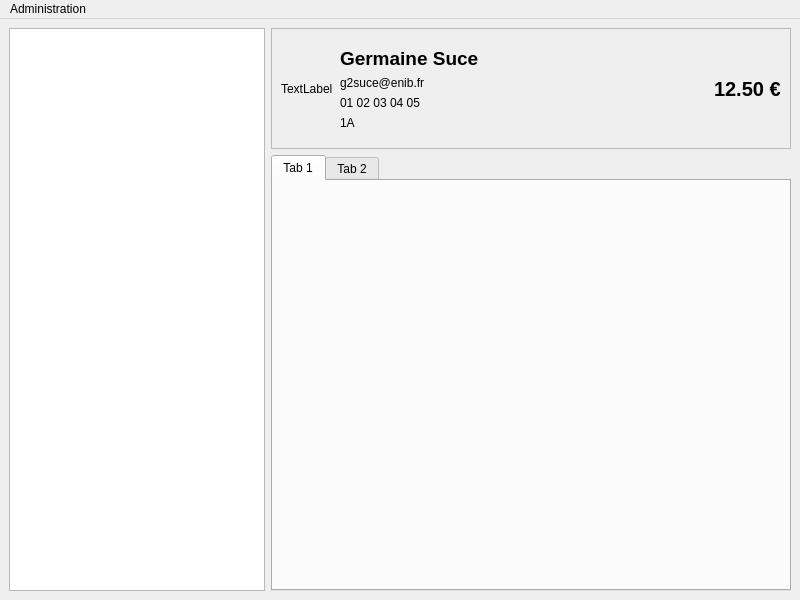
nils-van-zuijlen/Enibar, file application/ui/mainwindow.ui: the form before one commit.
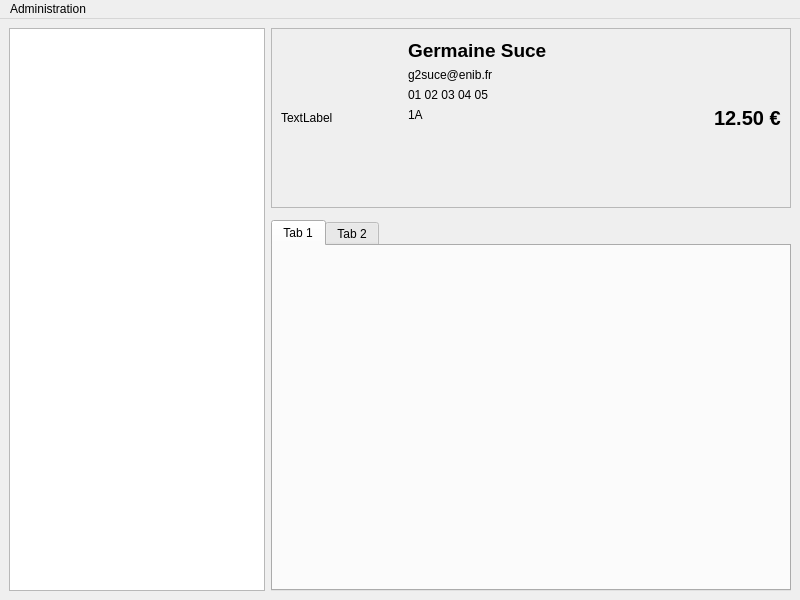
The form after the commit. Custom widgets are drawn as their Qt base class.

Commit message: Fix the top-margin on the mainWindow

What changed in the file:
```diff
--- a/application/ui/mainwindow.ui
+++ b/application/ui/mainwindow.ui
@@ -21,7 +21,7 @@
   </property>
   <widget class="QWidget" name="centralwidget">
    <layout class="QGridLayout" name="gridLayout_3">
-    <item row="1" column="1">
+    <item row="2" column="1">
      <widget class="QTabWidget" name="tabWidget">
       <property name="currentIndex">
        <number>0</number>
@@ -40,6 +40,9 @@
     </item>
     <item row="0" column="1">
      <widget class="QFrame" name="note_box">
+      <property name="enabled">
+       <bool>true</bool>
+      </property>
       <property name="sizePolicy">
        <sizepolicy hsizetype="Preferred" vsizetype="Maximum">
         <horstretch>0</horstretch>
@@ -56,11 +59,23 @@
        <item>
         <widget class="QLabel" name="note_photo">
          <property name="sizePolicy">
-          <sizepolicy hsizetype="Maximum" vsizetype="MinimumExpanding">
+          <sizepolicy hsizetype="Fixed" vsizetype="Expanding">
            <horstretch>0</horstretch>
            <verstretch>0</verstretch>
           </sizepolicy>
          </property>
+         <property name="minimumSize">
+          <size>
+           <width>120</width>
+           <height>160</height>
+          </size>
+         </property>
+         <property name="maximumSize">
+          <size>
+           <width>120</width>
+           <height>160</height>
+          </size>
+         </property>
          <property name="text">
           <string>TextLabel</string>
          </property>
@@ -69,7 +84,7 @@
          </property>
         </widget>
        </item>
-       <item>
+       <item alignment="Qt::AlignTop">
         <widget class="QFrame" name="note_middle">
          <property name="enabled">
           <bool>true</bool>
@@ -93,6 +108,9 @@
           <property name="leftMargin">
            <number>1</number>
           </property>
+          <property name="topMargin">
+           <number>1</number>
+          </property>
           <item>
            <widget class="QLabel" name="note_name">
             <property name="sizePolicy">
@@ -116,7 +134,7 @@
             </property>
            </widget>
           </item>
-          <item>
+          <item alignment="Qt::AlignTop">
            <widget class="QLabel" name="note_mail">
             <property name="sizePolicy">
              <sizepolicy hsizetype="MinimumExpanding" vsizetype="Preferred">
@@ -124,6 +142,9 @@
               <verstretch>0</verstretch>
              </sizepolicy>
             </property>
+            <property name="frameShadow">
+             <enum>QFrame::Plain</enum>
+            </property>
             <property name="text">
              <string>g2suce@enib.fr</string>
             </property>
@@ -164,6 +185,22 @@
             </property>
            </widget>
           </item>
+          <item>
+           <spacer name="verticalSpacer">
+            <property name="orientation">
+             <enum>Qt::Vertical</enum>
+            </property>
+            <property name="sizeType">
+             <enum>QSizePolicy::Expanding</enum>
+            </property>
+            <property name="sizeHint" stdset="0">
+             <size>
+              <width>20</width>
+              <height>120</height>
+             </size>
+            </property>
+           </spacer>
+          </item>
          </layout>
         </widget>
        </item>
@@ -190,7 +227,7 @@
       </layout>
      </widget>
     </item>
-    <item row="0" column="0" rowspan="2">
+    <item row="0" column="0" rowspan="3">
      <widget class="NotesList" name="notes_list">
       <property name="sizePolicy">
        <sizepolicy hsizetype="Minimum" vsizetype="Expanding">
@@ -220,7 +257,7 @@
      <x>0</x>
      <y>0</y>
      <width>800</width>
-     <height>19</height>
+     <height>20</height>
     </rect>
    </property>
    <widget class="QMenu" name="administration">
```
The commit also changes 1 other file.
